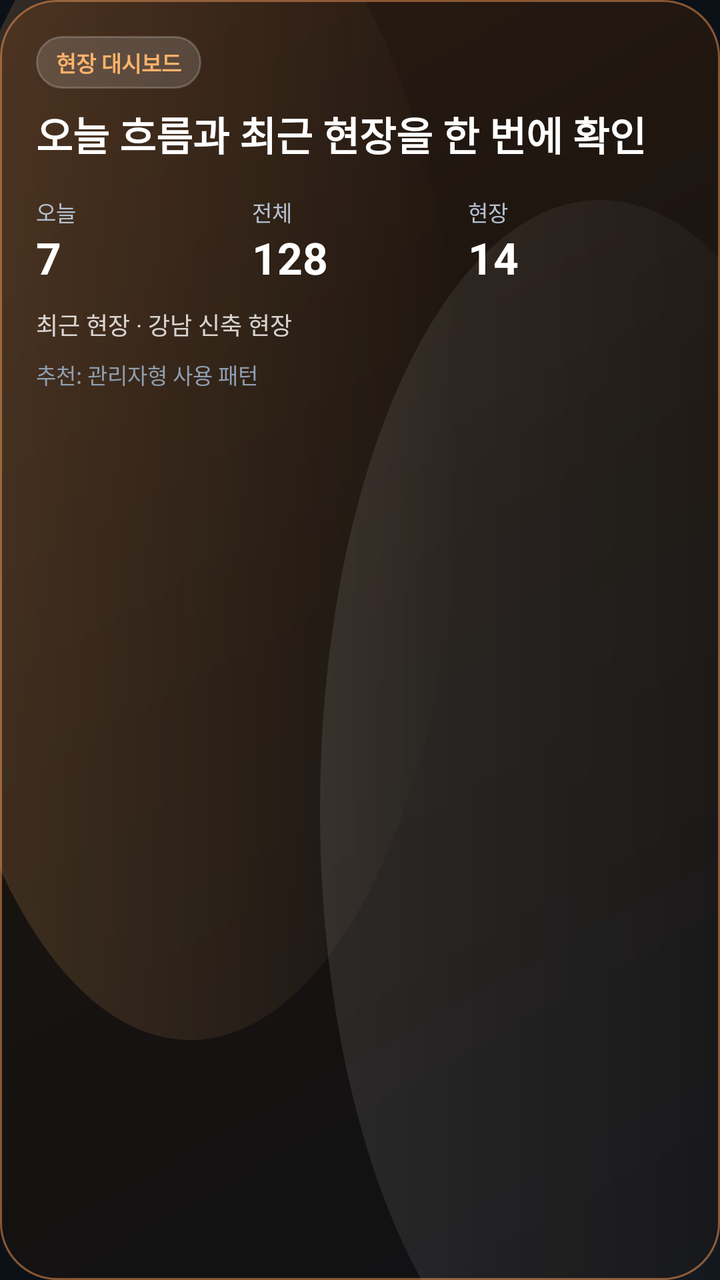
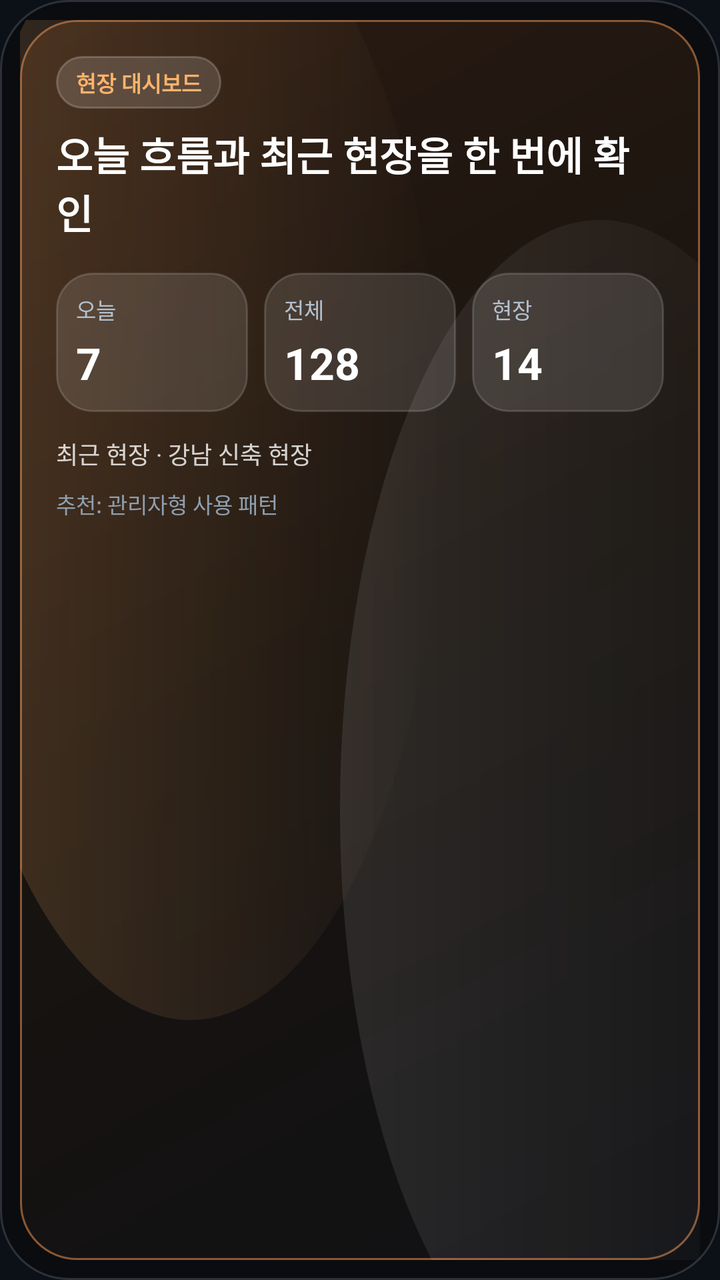

Compare the two renders of this Android layout. The source of the first and the diff that turns it into the second are given below.
<!-- AndroidManifest.xml: application theme Theme.Siteboard -->
<!-- res/layout/widget_preview_stats.xml -->
<?xml version="1.0" encoding="utf-8"?>
<LinearLayout xmlns:android="http://schemas.android.com/apk/res/android"
    android:layout_width="match_parent"
    android:layout_height="match_parent"
    android:background="@drawable/bg_widget_preview_luxury"
    android:orientation="vertical"
    android:padding="18dp">

    <TextView
        android:layout_width="wrap_content"
        android:layout_height="wrap_content"
        android:background="@drawable/bg_widget_preview_pill"
        android:paddingHorizontal="10dp"
        android:paddingVertical="5dp"
        android:text="현장 대시보드"
        android:textColor="#FFFFB36B"
        android:textSize="11sp"
        android:textStyle="bold" />

    <TextView
        android:layout_width="match_parent"
        android:layout_height="wrap_content"
        android:layout_marginTop="8dp"
        android:text="오늘 흐름과 최근 현장을 한 번에 확인"
        android:textColor="@android:color/white"
        android:textSize="20sp"
        android:textStyle="bold" />

    <LinearLayout
        android:layout_width="match_parent"
        android:layout_height="wrap_content"
        android:layout_marginTop="16dp"
        android:orientation="horizontal">

        <LinearLayout
            android:layout_width="0dp"
            android:layout_height="wrap_content"
            android:layout_weight="1"
            android:orientation="vertical">

            <TextView
                android:layout_width="wrap_content"
                android:layout_height="wrap_content"
                android:text="오늘"
                android:textColor="#B3C0D0"
                android:textSize="11sp" />

            <TextView
                android:layout_width="wrap_content"
                android:layout_height="wrap_content"
                android:text="7"
                android:textColor="@android:color/white"
                android:textSize="22sp"
                android:textStyle="bold" />
        </LinearLayout>

        <LinearLayout
            android:layout_width="0dp"
            android:layout_height="wrap_content"
            android:layout_weight="1"
            android:orientation="vertical">

            <TextView
                android:layout_width="wrap_content"
                android:layout_height="wrap_content"
                android:text="전체"
                android:textColor="#B3C0D0"
                android:textSize="11sp" />

            <TextView
                android:layout_width="wrap_content"
                android:layout_height="wrap_content"
                android:text="128"
                android:textColor="@android:color/white"
                android:textSize="22sp"
                android:textStyle="bold" />
        </LinearLayout>

        <LinearLayout
            android:layout_width="0dp"
            android:layout_height="wrap_content"
            android:layout_weight="1"
            android:orientation="vertical">

            <TextView
                android:layout_width="wrap_content"
                android:layout_height="wrap_content"
                android:text="현장"
                android:textColor="#B3C0D0"
                android:textSize="11sp" />

            <TextView
                android:layout_width="wrap_content"
                android:layout_height="wrap_content"
                android:text="14"
                android:textColor="@android:color/white"
                android:textSize="22sp"
                android:textStyle="bold" />
        </LinearLayout>
    </LinearLayout>

    <TextView
        android:layout_width="match_parent"
        android:layout_height="wrap_content"
        android:layout_marginTop="10dp"
        android:text="최근 현장 · 강남 신축 현장"
        android:textColor="#CCFFFFFF"
        android:textSize="12sp" />

    <TextView
        android:layout_width="match_parent"
        android:layout_height="wrap_content"
        android:layout_marginTop="8dp"
        android:text="추천: 관리자형 사용 패턴"
        android:textColor="#8F9FB0"
        android:textSize="11sp" />
</LinearLayout>
<!-- resources referenced by this layout -->
<resources>
  <!-- drawable bg_widget_preview_luxury (drawable) -->
  <?xml version="1.0" encoding="utf-8"?>
  <layer-list xmlns:android="http://schemas.android.com/apk/res/android">
      <item>
          <shape android:shape="rectangle">
              <gradient
                  android:angle="315"
                  android:startColor="#2A1B12"
                  android:centerColor="#18130F"
                  android:endColor="#101114" />
              <corners android:radius="28dp" />
              <stroke
                  android:width="1dp"
                  android:color="#8A5734" />
          </shape>
      </item>
      <item
          android:left="-40dp"
          android:top="-70dp"
          android:right="130dp"
          android:bottom="120dp">
          <shape android:shape="oval">
              <gradient
                  android:angle="0"
                  android:startColor="#30FFB36B"
                  android:endColor="#00FFB36B" />
          </shape>
      </item>
      <item
          android:left="160dp"
          android:top="100dp"
          android:right="-80dp"
          android:bottom="-70dp">
          <shape android:shape="oval">
              <gradient
                  android:angle="0"
                  android:startColor="#18FFFFFF"
                  android:endColor="#00FFFFFF" />
          </shape>
      </item>
  </layer-list>
  <!-- drawable bg_widget_preview_pill (drawable) -->
  <?xml version="1.0" encoding="utf-8"?>
  <shape xmlns:android="http://schemas.android.com/apk/res/android" android:shape="rectangle">
      <solid android:color="#26FFFFFF" />
      <corners android:radius="999dp" />
      <stroke
          android:width="1dp"
          android:color="#33FFFFFF" />
  </shape>
  <style name="Theme.Siteboard" parent="Theme.MaterialComponents.DayNight.NoActionBar">
  
          <item name="colorPrimary">@color/orange_primary</item>
          <item name="colorPrimaryVariant">@color/orange_deep</item>
          <item name="colorOnPrimary">#10141B</item>
  
          <item name="colorSecondary">@color/teal_accent</item>
          <item name="colorSecondaryVariant">@color/teal_accent</item>
          <item name="colorOnSecondary">#081118</item>
  
          <item name="colorError">@color/danger_accent</item>
  
          <item name="android:colorBackground">@color/bg_dark</item>
          <item name="colorSurface">@color/surface_dark</item>
  
          <item name="android:statusBarColor">@color/bg_dark</item>
          <item name="android:navigationBarColor">@color/bg_dark</item>
          <item name="android:windowLightStatusBar" tools:targetApi="m">false</item>
  
          <item name="android:windowSplashScreenBackground" tools:targetApi="s">@color/bg_dark</item>
          <item name="android:windowSplashScreenAnimatedIcon" tools:targetApi="s">@android:color/transparent</item>
          <item name="android:windowSplashScreenAnimationDuration" tools:targetApi="s">0</item>
      </style>
  <color name="orange_primary">#FFB36B</color>
  <color name="orange_deep">#FF8A3D</color>
  <color name="teal_accent">#54D4C4</color>
  <color name="danger_accent">#F06D7D</color>
  <color name="bg_dark">#0C1118</color>
  <color name="surface_dark">#151E29</color>
</resources>

<!-- the commit's change to res/layout/widget_preview_stats.xml (unified diff, before → after) -->
@@ -1,117 +1,135 @@
 <?xml version="1.0" encoding="utf-8"?>
-<LinearLayout xmlns:android="http://schemas.android.com/apk/res/android"
+<FrameLayout xmlns:android="http://schemas.android.com/apk/res/android"
     android:layout_width="match_parent"
     android:layout_height="match_parent"
-    android:background="@drawable/bg_widget_preview_luxury"
-    android:orientation="vertical"
-    android:padding="18dp">
-
-    <TextView
-        android:layout_width="wrap_content"
-        android:layout_height="wrap_content"
-        android:background="@drawable/bg_widget_preview_pill"
-        android:paddingHorizontal="10dp"
-        android:paddingVertical="5dp"
-        android:text="현장 대시보드"
-        android:textColor="#FFFFB36B"
-        android:textSize="11sp"
-        android:textStyle="bold" />
-
-    <TextView
-        android:layout_width="match_parent"
-        android:layout_height="wrap_content"
-        android:layout_marginTop="8dp"
-        android:text="오늘 흐름과 최근 현장을 한 번에 확인"
-        android:textColor="@android:color/white"
-        android:textSize="20sp"
-        android:textStyle="bold" />
+    android:background="@drawable/bg_widget_preview_frame"
+    android:padding="10dp">
 
     <LinearLayout
         android:layout_width="match_parent"
-        android:layout_height="wrap_content"
-        android:layout_marginTop="16dp"
-        android:orientation="horizontal">
+        android:layout_height="match_parent"
+        android:background="@drawable/bg_widget_preview_luxury"
+        android:orientation="vertical"
+        android:padding="18dp">
+
+        <TextView
+            android:layout_width="wrap_content"
+            android:layout_height="wrap_content"
+            android:background="@drawable/bg_widget_preview_pill"
+            android:paddingHorizontal="10dp"
+            android:paddingVertical="5dp"
+            android:text="현장 대시보드"
+            android:textColor="#FFFFB36B"
+            android:textSize="11sp"
+            android:textStyle="bold" />
+
+        <TextView
+            android:layout_width="match_parent"
+            android:layout_height="wrap_content"
+            android:layout_marginTop="8dp"
+            android:text="오늘 흐름과 최근 현장을 한 번에 확인"
+            android:textColor="@android:color/white"
+            android:textSize="20sp"
+            android:textStyle="bold" />
 
         <LinearLayout
-            android:layout_width="0dp"
+            android:layout_width="match_parent"
             android:layout_height="wrap_content"
-            android:layout_weight="1"
-            android:orientation="vertical">
+            android:layout_marginTop="16dp"
+            android:orientation="horizontal">
 
-            <TextView
-                android:layout_width="wrap_content"
+            <LinearLayout
+                android:layout_width="0dp"
                 android:layout_height="wrap_content"
-                android:text="오늘"
-                android:textColor="#B3C0D0"
-                android:textSize="11sp" />
+                android:layout_weight="1"
+                android:background="@drawable/bg_widget_metric_tile"
+                android:orientation="vertical"
+                android:padding="10dp">
 
-            <TextView
-                android:layout_width="wrap_content"
+                <TextView
+                    android:layout_width="wrap_content"
+                    android:layout_height="wrap_content"
+                    android:text="오늘"
+                    android:textColor="#B3C0D0"
+                    android:textSize="11sp" />
+
+                <TextView
+                    android:layout_width="wrap_content"
+                    android:layout_height="wrap_content"
+                    android:layout_marginTop="4dp"
+                    android:text="7"
+                    android:textColor="@android:color/white"
+                    android:textSize="22sp"
+                    android:textStyle="bold" />
+            </LinearLayout>
+
+            <LinearLayout
+                android:layout_width="0dp"
                 android:layout_height="wrap_content"
-                android:text="7"
-                android:textColor="@android:color/white"
-                android:textSize="22sp"
-                android:textStyle="bold" />
+                android:layout_marginStart="8dp"
+                android:layout_weight="1"
+                android:background="@drawable/bg_widget_metric_tile"
+                android:orientation="vertical"
+                android:padding="10dp">
+
+                <TextView
+                    android:layout_width="wrap_content"
+                    android:layout_height="wrap_content"
+                    android:text="전체"
+                    android:textColor="#B3C0D0"
+                    android:textSize="11sp" />
+
+                <TextView
+                    android:layout_width="wrap_content"
+                    android:layout_height="wrap_content"
+                    android:layout_marginTop="4dp"
+                    android:text="128"
+                    android:textColor="@android:color/white"
+                    android:textSize="22sp"
+                    android:textStyle="bold" />
+            </LinearLayout>
+
+            <LinearLayout
+                android:layout_width="0dp"
+                android:layout_height="wrap_content"
+                android:layout_marginStart="8dp"
+                android:layout_weight="1"
+                android:background="@drawable/bg_widget_metric_tile"
+                android:orientation="vertical"
+                android:padding="10dp">
+
+                <TextView
+                    android:layout_width="wrap_content"
+                    android:layout_height="wrap_content"
+                    android:text="현장"
+                    android:textColor="#B3C0D0"
+                    android:textSize="11sp" />
+
+                <TextView
+                    android:layout_width="wrap_content"
+                    android:layout_height="wrap_content"
+                    android:layout_marginTop="4dp"
+                    android:text="14"
+                    android:textColor="@android:color/white"
+                    android:textSize="22sp"
+                    android:textStyle="bold" />
+            </LinearLayout>
         </LinearLayout>
 
-        <LinearLayout
-            android:layout_width="0dp"
+        <TextView
+            android:layout_width="match_parent"
             android:layout_height="wrap_content"
-            android:layout_weight="1"
-            android:orientation="vertical">
+            android:layout_marginTop="12dp"
+            android:text="최근 현장 · 강남 신축 현장"
+            android:textColor="#CCFFFFFF"
+            android:textSize="12sp" />
 
-            <TextView
-                android:layout_width="wrap_content"
-                android:layout_height="wrap_content"
-                android:text="전체"
-                android:textColor="#B3C0D0"
-                android:textSize="11sp" />
-
-            <TextView
-                android:layout_width="wrap_content"
-                android:layout_height="wrap_content"
-                android:text="128"
-                android:textColor="@android:color/white"
-                android:textSize="22sp"
-                android:textStyle="bold" />
-        </LinearLayout>
-
-        <LinearLayout
-            android:layout_width="0dp"
+        <TextView
+            android:layout_width="match_parent"
             android:layout_height="wrap_content"
-            android:layout_weight="1"
-            android:orientation="vertical">
-
-            <TextView
-                android:layout_width="wrap_content"
-                android:layout_height="wrap_content"
-                android:text="현장"
-                android:textColor="#B3C0D0"
-                android:textSize="11sp" />
-
-            <TextView
-                android:layout_width="wrap_content"
-                android:layout_height="wrap_content"
-                android:text="14"
-                android:textColor="@android:color/white"
-                android:textSize="22sp"
-                android:textStyle="bold" />
-        </LinearLayout>
+            android:layout_marginTop="8dp"
+            android:text="추천: 관리자형 사용 패턴"
+            android:textColor="#8F9FB0"
+            android:textSize="11sp" />
     </LinearLayout>
-
-    <TextView
-        android:layout_width="match_parent"
-        android:layout_height="wrap_content"
-        android:layout_marginTop="10dp"
-        android:text="최근 현장 · 강남 신축 현장"
-        android:textColor="#CCFFFFFF"
-        android:textSize="12sp" />
-
-    <TextView
-        android:layout_width="match_parent"
-        android:layout_height="wrap_content"
-        android:layout_marginTop="8dp"
-        android:text="추천: 관리자형 사용 패턴"
-        android:textColor="#8F9FB0"
-        android:textSize="11sp" />
-</LinearLayout>
+</FrameLayout>
<!-- resource entries referenced after the edit -->
@@ -1,5 +1,23 @@
 <!-- resources referenced by this layout -->
 <resources>
+  <!-- drawable bg_widget_metric_tile (drawable) -->
+  <?xml version="1.0" encoding="utf-8"?>
+  <shape xmlns:android="http://schemas.android.com/apk/res/android" android:shape="rectangle">
+      <solid android:color="#1FFFFFFF" />
+      <corners android:radius="18dp" />
+      <stroke
+          android:width="1dp"
+          android:color="#26FFFFFF" />
+  </shape>
+  <!-- drawable bg_widget_preview_frame (drawable) -->
+  <?xml version="1.0" encoding="utf-8"?>
+  <shape xmlns:android="http://schemas.android.com/apk/res/android" android:shape="rectangle">
+      <solid android:color="#0A0C0F" />
+      <corners android:radius="34dp" />
+      <stroke
+          android:width="1dp"
+          android:color="#2D3138" />
+  </shape>
   <!-- drawable bg_widget_preview_luxury (drawable) -->
   <?xml version="1.0" encoding="utf-8"?>
   <layer-list xmlns:android="http://schemas.android.com/apk/res/android">
